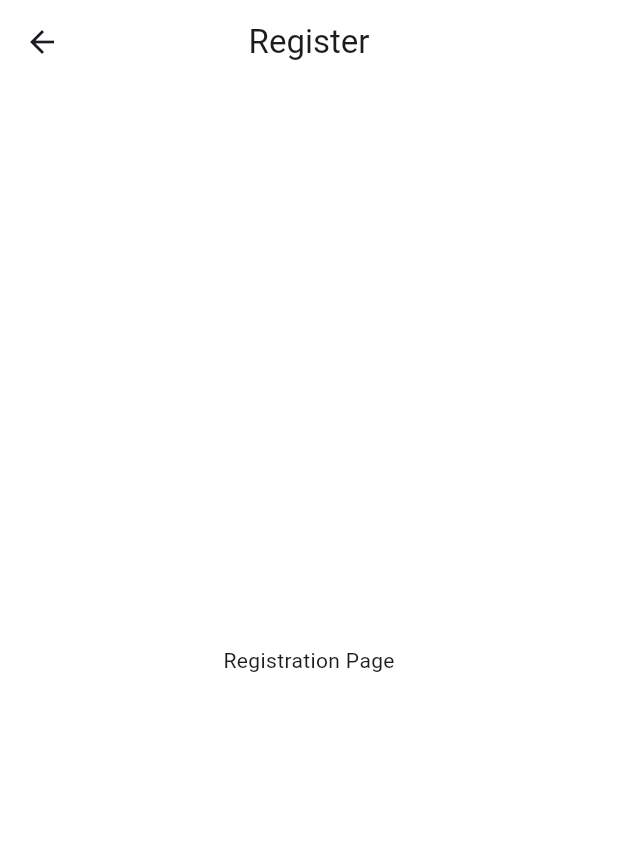
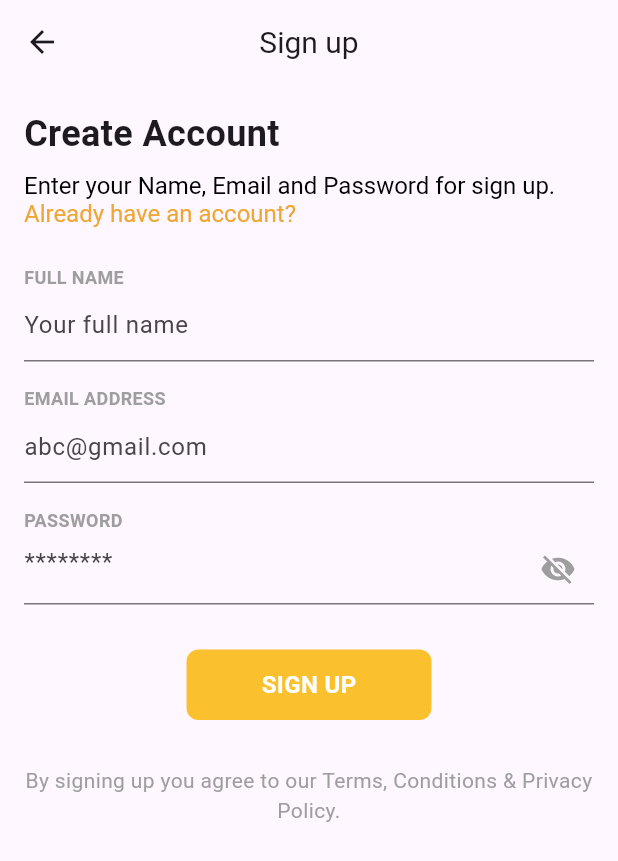
Before and after one commit to KhoaBang/BTL-IT-4788, a Flutter app: the screen it shows after launch, after a tap on "Create New Account", on a phone screen of 412 x 824 dp. Shown: the top 861 px of the screen. Run offline on Flutter 3.47's test engine with Material 3 defaults, Android fonts, the phone set to English and light mode, and no system bars.

Commit message:
Update SignIn, SignUp page

```diff
--- a/frontend/lib/main.dart
+++ b/frontend/lib/main.dart
@@ -1,25 +1,24 @@
 import 'package:flutter/material.dart';
-import 'screens/signin_screen.dart';
+import 'pages/signin_page.dart' as signin_page;  // Sử dụng alias cho SignInPage
+// import 'pages/signup_page.dart' as signup_page;  // Sử dụng alias cho SignUpPage
 
 void main() {
-  runApp(MealPrepApp());
+  runApp(const MyApp());
 }
 
-class MealPrepApp extends StatelessWidget {
+class MyApp extends StatelessWidget {
+  const MyApp({super.key});
+
   @override
   Widget build(BuildContext context) {
     return MaterialApp(
-      debugShowCheckedModeBanner: false,
+      title: 'Flutter App',
       theme: ThemeData(
-        primaryColor: Color(0xFFEEA734),
-        scaffoldBackgroundColor: Colors.white, // Màu nền toàn bộ mà
-        inputDecorationTheme: InputDecorationTheme(
-          focusedBorder: UnderlineInputBorder(
-              borderSide: BorderSide(color: Color(0xFFEEA734))),
-          labelStyle: TextStyle(color: Colors.black),
-        ),
+        primarySwatch: Colors.orange,
+        visualDensity: VisualDensity.adaptivePlatformDensity,
       ),
-      home: SignInScreen(),
+      // Sử dụng alias để tránh xung đột
+      home: signin_page.SignInPage(),  // Dùng alias signin_page.SignInPage
     );
   }
 }
--- /dev/null
+++ b/frontend/lib/pages/signin_page.dart
@@ -0,0 +1,170 @@
+import 'package:flutter/material.dart';
+import 'signup_page.dart';
+
+class SignInPage extends StatefulWidget {
+  @override
+  State<SignInPage> createState() => _SignInPageState();
+}
+
+class _SignInPageState extends State<SignInPage> {
+  final _emailController = TextEditingController();
+  final _passwordController = TextEditingController();
+  bool _isPasswordVisible = false;
+  String? _emailError;
+  String? _passwordError;
+
+  void _login() {
+    String email = _emailController.text;
+    String password = _passwordController.text;
+
+    print('Email: $email, Password: $password');
+    // Thêm logic xác thực tại đây
+  }
+
+  void _navigateToRegister() {
+    Navigator.push(
+      context,
+      MaterialPageRoute(builder: (context) => SignUpPage()),
+    );
+  }
+
+  @override
+  Widget build(BuildContext context) {
+    return Scaffold(
+      appBar: AppBar(
+        title: const Text('Sign In', style: TextStyle(fontSize: 20),),
+        centerTitle: true,
+      ),
+      body: Padding(
+        padding: const EdgeInsets.all(16.0),
+        child: Column(
+          mainAxisAlignment: MainAxisAlignment.center,
+          crossAxisAlignment: CrossAxisAlignment.start,
+          children: [
+            const Text(
+              "Welcome to MealPrep",
+              style: TextStyle(
+                fontSize: 24,
+                fontWeight: FontWeight.w200,
+              ),
+            ),
+            const SizedBox(height: 8),
+            const Text(
+              "Enter your Email address and Password for sign in.",
+              style: TextStyle(fontSize: 16),
+            ),
+            const SizedBox(height: 16.0),
+
+            // Email Field
+            const Text(
+              "EMAIL ADDRESS",
+              style: TextStyle(fontSize: 12, fontWeight: FontWeight.bold, color: Colors.grey),
+            ),
+            TextField(
+              controller: _emailController,
+              onChanged: (value) {
+                setState(() {
+                  _emailError = value.endsWith("@gmail.com") ? null : "Email must end with @gmail.com";
+                });
+              },
+              decoration: InputDecoration(
+                hintText: "abc@gmail.com",
+                suffixIcon: _emailError == null && _emailController.text.isNotEmpty
+                    ? const Icon(Icons.check, color: Colors.orange)
+                    : null,
+              ),
+            ),
+            if (_emailError != null)
+              Padding(
+                padding: const EdgeInsets.only(top: 4),
+                child: Text(
+                  _emailError!,
+                  style: const TextStyle(color: Colors.red, fontSize: 12),
+                ),
+              ),
+            const SizedBox(height: 16.0),
+
+            // Password Field
+            const Text(
+              "PASSWORD",
+              style: TextStyle(fontSize: 12, fontWeight: FontWeight.bold, color: Colors.grey),
+            ),
+            TextField(
+              controller: _passwordController,
+              obscureText: !_isPasswordVisible,
+              onChanged: (value) {
+                setState(() {
+                  _passwordError = value.length < 8
+                      ? "Password must be at least 8 characters long"
+                      : null;
+                });
+              },
+              decoration: InputDecoration(
+                hintText: "********",
+                suffixIcon: IconButton(
+                  icon: Icon(
+                    _isPasswordVisible ? Icons.visibility : Icons.visibility_off,
+                    color: Colors.grey,
+                  ),
+                  onPressed: () {
+                    setState(() {
+                      _isPasswordVisible = !_isPasswordVisible;
+                    });
+                  },
+                ),
+                errorText: _passwordError,
+              ),
+            ),
+            const SizedBox(height: 16.0),
+
+            // SIGN IN Button
+            Center(
+              child: GestureDetector(
+                onTap: _login,
+                child: Container(
+                  padding: const EdgeInsets.symmetric(vertical: 12, horizontal: 50),
+                  decoration: BoxDecoration(
+                    color: Colors.yellow[700],
+                    borderRadius: BorderRadius.circular(8),
+                  ),
+                  child: const Text(
+                    "SIGN IN",
+                    style: TextStyle(
+                      color: Colors.white,
+                      fontSize: 16,
+                      fontWeight: FontWeight.bold,
+                    ),
+                  ),
+                ),
+              ),
+            ),
+            const SizedBox(height: 16.0),
+
+            // Don't have account? Text
+            Row(
+              mainAxisAlignment: MainAxisAlignment.center,
+              children: [
+                const Text(
+                  "Don't have an account?",
+                  style: TextStyle(fontSize: 16),
+                ),
+                const SizedBox(width: 10),
+                TextButton(
+                  onPressed: _navigateToRegister,
+                  child: const Text(
+                    'Create New Account',
+                    style: TextStyle(
+                      fontSize: 16,
+                      color: Color(0xFFEEA734),
+                      fontWeight: FontWeight.w100,
+                    ),
+                  ),
+                ),
+              ],
+            ),
+          ],
+        ),
+      ),
+    );
+  }
+}
--- /dev/null
+++ b/frontend/lib/pages/signup_page.dart
@@ -0,0 +1,208 @@
+import 'package:flutter/material.dart';
+import 'package:flutter/gestures.dart';
+import 'signin_page.dart';
+
+class SignUpPage extends StatefulWidget {
+  const SignUpPage({super.key});
+
+  @override
+  State<SignUpPage> createState() => _SignUpPageState();
+}
+
+class _SignUpPageState extends State<SignUpPage> {
+  final TextEditingController _fullNameController = TextEditingController();
+  final TextEditingController _emailController = TextEditingController();
+  final TextEditingController _passwordController = TextEditingController();
+
+  bool _isPasswordVisible = false; // Điều khiển hiển thị mật khẩu
+  String? _fullNameError;
+  String? _emailError;
+  String? _passwordError;
+
+  @override
+  Widget build(BuildContext context) {
+    return Scaffold(
+      appBar: AppBar(
+        centerTitle: true,
+        title: const Text(
+          "Sign up",
+          style: TextStyle(fontSize: 20),
+        ),
+      ),
+      body: SingleChildScrollView(
+        padding: const EdgeInsets.all(16.0),
+        child: Column(
+          crossAxisAlignment: CrossAxisAlignment.start,
+          children: [
+            // Title "Create Account"
+            const Text(
+              "Create Account",
+              style: TextStyle(fontSize: 24, fontWeight: FontWeight.bold),
+            ),
+            const SizedBox(height: 8),
+            _buildRichText(context),
+            const SizedBox(height: 24),
+
+            // Full Name Field
+            const Text(
+              "FULL NAME",
+              style: TextStyle(fontSize: 12, fontWeight: FontWeight.bold, color: Colors.grey),
+            ),
+            TextField(
+              controller: _fullNameController,
+              onChanged: (value) {
+                setState(() {
+                  _fullNameError = value.isNotEmpty ? null : "Full name cannot be empty";
+                });
+              },
+              decoration: InputDecoration(
+                hintText: "Your full name",
+                suffixIcon: _fullNameError == null && _fullNameController.text.isNotEmpty
+                    ? const Icon(Icons.check, color: Colors.orange)
+                    : null,
+              ),
+            ),
+            if (_fullNameError != null)
+              Padding(
+                padding: const EdgeInsets.only(top: 4),
+                child: Text(
+                  _fullNameError!,
+                  style: const TextStyle(color: Colors.red, fontSize: 12),
+                ),
+              ),
+            const SizedBox(height: 16),
+
+            // Email Address Field
+            const Text(
+              "EMAIL ADDRESS",
+              style: TextStyle(fontSize: 12, fontWeight: FontWeight.bold, color: Colors.grey),
+            ),
+            TextField(
+              controller: _emailController,
+              onChanged: (value) {
+                setState(() {
+                  _emailError = value.endsWith("@gmail.com") ? null : "Email must end with @gmail.com";
+                });
+              },
+              decoration: InputDecoration(
+                hintText: "abc@gmail.com",
+                suffixIcon: _emailError == null && _emailController.text.isNotEmpty
+                    ? const Icon(Icons.check, color: Colors.orange)
+                    : null,
+              ),
+            ),
+            if (_emailError != null)
+              Padding(
+                padding: const EdgeInsets.only(top: 4),
+                child: Text(
+                  _emailError!,
+                  style: const TextStyle(color: Colors.red, fontSize: 12),
+                ),
+              ),
+            const SizedBox(height: 16),
+
+            // Password Field
+            const Text(
+              "PASSWORD",
+              style: TextStyle(fontSize: 12, fontWeight: FontWeight.bold, color: Colors.grey),
+            ),
+            TextField(
+              controller: _passwordController,
+              obscureText: !_isPasswordVisible,
+              onChanged: (value) {
+                setState(() {
+                  _passwordError = value.length < 8
+                      ? "Password must be at least 8 characters long"
+                      : null;
+                });
+              },
+              decoration: InputDecoration(
+                hintText: "********",
+                suffixIcon: IconButton(
+                  icon: Icon(
+                    _isPasswordVisible ? Icons.visibility : Icons.visibility_off,
+                    color: Colors.grey,
+                  ),
+                  onPressed: () {
+                    setState(() {
+                      _isPasswordVisible = !_isPasswordVisible;
+                    });
+                  },
+                ),
+                errorText: _passwordError,
+              ),
+            ),
+            const SizedBox(height: 30),
+
+            // SIGN UP Button
+            Center(
+              child: GestureDetector(
+                onTap: () {
+                  // Thêm logic xử lý khi nhấn nút SIGN UP
+                  print("Sign Up button pressed");
+                },
+                child: Container(
+                  padding: const EdgeInsets.symmetric(vertical: 12, horizontal: 50),
+                  decoration: BoxDecoration(
+                    color: Colors.yellow[700], // Nền màu vàng
+                    borderRadius: BorderRadius.circular(8), // Bo góc
+                  ),
+                  child: const Text(
+                    "SIGN UP",
+                    style: TextStyle(
+                      color: Colors.white, // Chữ màu trắng
+                      fontSize: 16,
+                      fontWeight: FontWeight.bold,
+                    ),
+                  ),
+                ),
+              ),
+            ),
+            const SizedBox(height: 30),
+
+            // Terms and Conditions Text
+            Center(
+              child: Text(
+                "By signing up you agree to our Terms, Conditions & Privacy Policy.",
+                textAlign: TextAlign.center,
+                style: const TextStyle(fontSize: 14, color: Colors.grey),
+              ),
+            ),
+          ],
+        ),
+      ),
+    );
+  }
+
+  // RichText Widget
+  Widget _buildRichText(BuildContext context) {
+    return RichText(
+      text: TextSpan(
+        style: const TextStyle(
+          fontSize: 16,
+          color: Colors.black,
+        ),
+        children: [
+          const TextSpan(
+            text: "Enter your Name, Email and Password for sign up. ",
+          ),
+          TextSpan(
+            text: "Already have an account?",
+            style: const TextStyle(
+              color: Color(0xFFEEA734),
+            ),
+            recognizer: TapGestureRecognizer()
+              ..onTap = () {
+                Navigator.push(
+                  context,
+                  MaterialPageRoute(
+                    builder: (context) => SignInPage(),
+                  ),
+                );
+              },
+          ),
+        ],
+      ),
+    );
+  }
+}
--- a/frontend/lib/screens/register_screen.dart
+++ /dev/null
@@ -1,17 +0,0 @@
-import 'package:flutter/material.dart';
-
-class RegisterScreen extends StatelessWidget {
-  @override
-  Widget build(BuildContext context) {
-    return Scaffold(
-      appBar: AppBar(
-        title: Text('Register'),
-        centerTitle: true,
-        backgroundColor: Colors.white,
-      ),
-      body: Center(
-        child: Text('Registration Page'),
-      ),
-    );
-  }
-}
--- a/frontend/lib/screens/signin_screen.dart
+++ /dev/null
@@ -1,131 +0,0 @@
-import 'package:flutter/material.dart';
-import 'register_screen.dart';
-
-class SignInScreen extends StatefulWidget {
-  @override
-  State<SignInScreen> createState() => _LoginScreenState();
-}
-
-class _LoginScreenState extends State<SignInScreen> {
-  final _emailController = TextEditingController();
-  final _passwordController = TextEditingController();
-
-  void _login() {
-    String email = _emailController.text;
-    String password = _passwordController.text;
-
-    print('Email: $email, Password: $password');
-    // Thêm logic xác thực tại đây
-  }
-
-  void _navigateToRegister() {
-    Navigator.push(
-      context,
-      MaterialPageRoute(builder: (context) => RegisterScreen()),
-    );
-  }
-
-  @override
-  Widget build(BuildContext context) {
-    double screenWidth = MediaQuery.of(context).size.width;
-
-    return Scaffold(
-      appBar: AppBar(
-        title: Text('Sign In'),
-        centerTitle: true,
-        backgroundColor: Colors.white,
-      ),
-      body: Padding(
-        padding: EdgeInsets.all(16.0),
-        child: Column(
-          mainAxisAlignment: MainAxisAlignment.center,
-          children: [
-            Container(
-              alignment: Alignment.centerLeft, // Căn lề trái
-              child: Text(
-                "Welcome to MealPrep",
-                style: TextStyle(
-                    fontSize: 40.0, // Kích thước chữ (đơn vị pixel)
-                    fontWeight: FontWeight.w200),
-              ),
-            ),
-            Container(
-              alignment: Alignment.centerLeft, // Căn lề trái
-              child: Text(
-                "Enter your Email address and Password for sign in.",
-                style: TextStyle(
-                  fontSize: 12.0,
-                ),
-              ),
-            ),
-            SizedBox(height: 16.0),
-            TextField(
-                controller: _emailController,
-                decoration: InputDecoration(
-                  labelText: 'Email',
-                ),
-                keyboardType: TextInputType.emailAddress,
-                cursorColor: Colors.green),
-            SizedBox(height: 16.0),
-            TextField(
-              controller: _passwordController,
-              decoration: InputDecoration(
-                labelText: 'Password',
-              ),
-              obscureText: true,
-              cursorColor: Colors.green,
-            ),
-            SizedBox(height: 16.0),
-            ElevatedButton(
-              onPressed: _login,
-              style: ElevatedButton.styleFrom(
-                backgroundColor: Color(0xFFEEA734),
-                padding: EdgeInsets.symmetric(
-                    vertical: 16,
-                    horizontal: screenWidth * 0.2), // Responsive padding
-                minimumSize:
-                    Size(screenWidth * 0.8, 15), // Responsive minimum size
-                textStyle: TextStyle(fontSize: 16),
-              ),
-              child: Text(
-                'Login',
-                selectionColor: Colors.white,
-                style: TextStyle(color: Colors.white),
-              ),
-            ),
-            SizedBox(height: 16.0),
-            Row(
-              mainAxisAlignment: MainAxisAlignment.center,
-              children: [
-                Container(
-                  alignment: Alignment.centerLeft, // Căn lề trái
-                  child: Text(
-                    "Don't have account?",
-                    style: TextStyle(
-                      fontSize: 10.0,
-                    ),
-                  ),
-                ),
-                SizedBox(
-                  width: 10,
-                ),
-                Container(
-                    alignment: Alignment.centerLeft, // Căn lề trái
-                    child: TextButton(
-                      onPressed: _navigateToRegister,
-                      child: Text(
-                        'Create New Account',
-                        style: TextStyle(
-                            fontSize: 10.0,
-                            color: Color(0xFFEEA734),
-                            fontWeight: FontWeight.w100),
-                      ),
-                    ))
-              ],
-            ),
-          ],
-        ),
-      ),
-    );
-  }
-}
```
